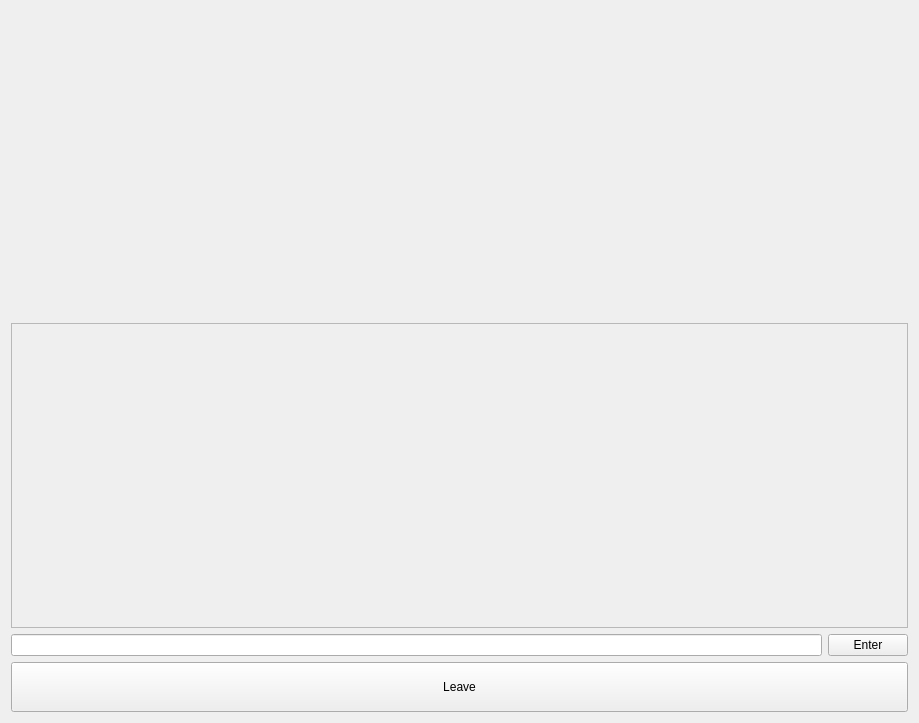
Old version of the form client/static/ui/roomwidget.ui in the repository cpp-park-vk-education/2022_2_cash_map.
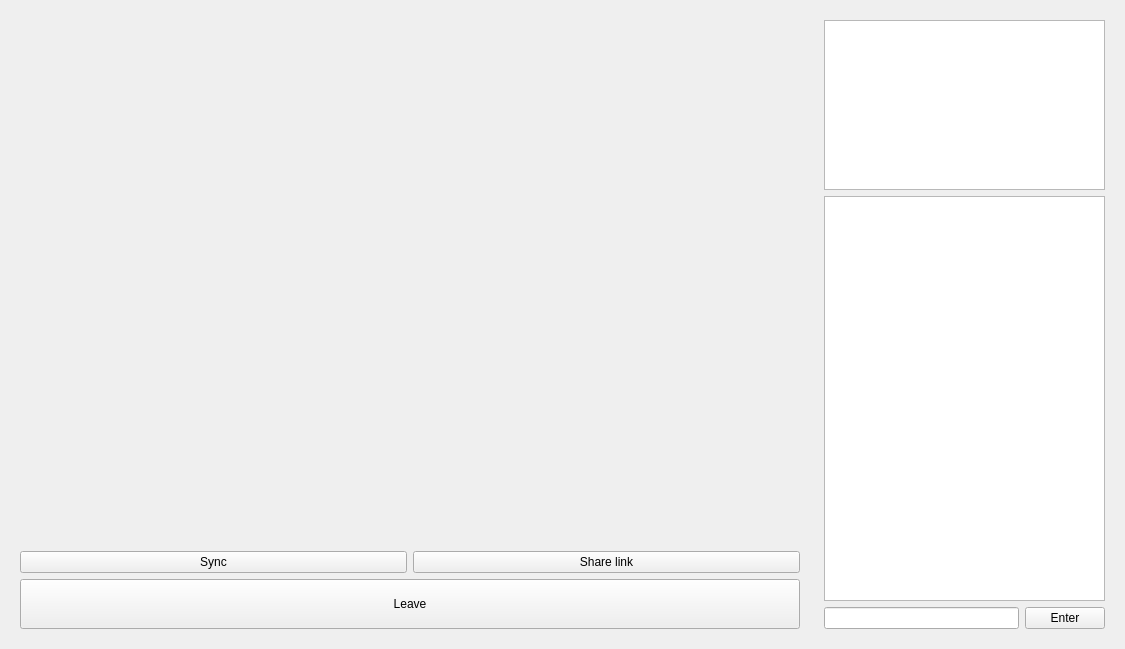
New version of the form.

```diff
--- a/client/static/ui/roomwidget.ui
+++ b/client/static/ui/roomwidget.ui
@@ -6,52 +6,54 @@
    <rect>
     <x>0</x>
     <y>0</y>
-    <width>919</width>
-    <height>723</height>
+    <width>1125</width>
+    <height>649</height>
    </rect>
   </property>
+  <property name="sizePolicy">
+   <sizepolicy hsizetype="Expanding" vsizetype="Preferred">
+    <horstretch>0</horstretch>
+    <verstretch>0</verstretch>
+   </sizepolicy>
+  </property>
   <property name="windowTitle">
    <string>Form</string>
   </property>
   <layout class="QGridLayout" name="gridLayout_2">
-   <item row="0" column="0">
+   <item row="0" column="0" rowspan="5">
+    <widget class="QWidget" name="WatcherWidget" native="true">
+     <property name="sizePolicy">
+      <sizepolicy hsizetype="Preferred" vsizetype="Preferred">
+       <horstretch>40</horstretch>
+       <verstretch>0</verstretch>
+      </sizepolicy>
+     </property>
+     <layout class="QVBoxLayout" name="verticalLayout_3">
+      <item>
     <widget class="QStackedWidget" name="videoWatcherStackedWidget">
      <widget class="QWidget" name="page"/>
      <widget class="QWidget" name="page_2"/>
     </widget>
    </item>
-   <item row="1" column="0">
-    <widget class="QScrollArea" name="scrollArea">
-     <property name="widgetResizable">
-      <bool>true</bool>
-     </property>
-     <widget class="QWidget" name="scrollAreaWidgetContents">
-      <property name="geometry">
-       <rect>
-        <x>0</x>
-        <y>0</y>
-        <width>899</width>
-        <height>301</height>
-       </rect>
-      </property>
-     </widget>
-    </widget>
-   </item>
-   <item row="2" column="0">
-    <layout class="QHBoxLayout" name="horizontalLayout">
+      <item>
+       <layout class="QHBoxLayout" name="horizontalLayout_2">
+        <item>
+         <widget class="QPushButton" name="syncButton">
+          <property name="text">
+           <string>Sync</string>
+          </property>
+         </widget>
+        </item>
      <item>
-      <widget class="QLineEdit" name="lineEdit_2"/>
-     </item>
-     <item>
-      <widget class="QPushButton" name="pushButton">
+         <widget class="QPushButton" name="copyLinkButton">
        <property name="text">
-        <string>Enter</string>
+           <string>Share link</string>
        </property>
       </widget>
      </item>
     </layout>
    </item>
-   <item row="3" column="0">
+      <item>
     <widget class="QPushButton" name="leaveButton">
      <property name="minimumSize">
       <size>
@@ -62,6 +64,48 @@
      <property name="text">
       <string>Leave</string>
      </property>
+       </widget>
+      </item>
+     </layout>
+    </widget>
+   </item>
+   <item row="0" column="1" rowspan="5">
+    <widget class="QWidget" name="ChatWidget" native="true">
+     <property name="sizePolicy">
+      <sizepolicy hsizetype="Expanding" vsizetype="Preferred">
+       <horstretch>15</horstretch>
+       <verstretch>0</verstretch>
+      </sizepolicy>
+     </property>
+     <layout class="QVBoxLayout" name="verticalLayout_2">
+      <item>
+       <widget class="QListWidget" name="membersListWidget">
+        <property name="maximumSize">
+         <size>
+          <width>16777215</width>
+          <height>170</height>
+         </size>
+        </property>
+       </widget>
+      </item>
+      <item>
+       <widget class="QListWidget" name="chatListWidget"/>
+      </item>
+      <item>
+       <layout class="QHBoxLayout" name="horizontalLayout">
+        <item>
+         <widget class="QLineEdit" name="messageLineEdit"/>
+        </item>
+        <item>
+         <widget class="QPushButton" name="pushButton">
+          <property name="text">
+           <string>Enter</string>
+          </property>
+         </widget>
+        </item>
+       </layout>
+      </item>
+     </layout>
     </widget>
    </item>
   </layout>
```
Lines whose indentation alone changed are shown as unchanged.
